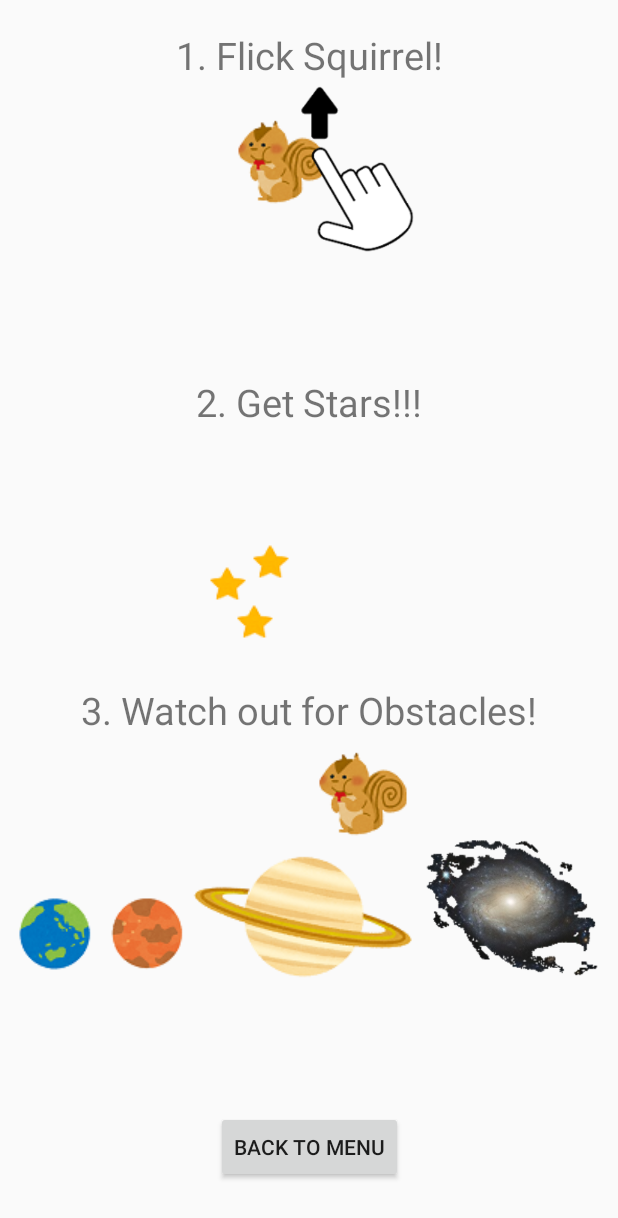
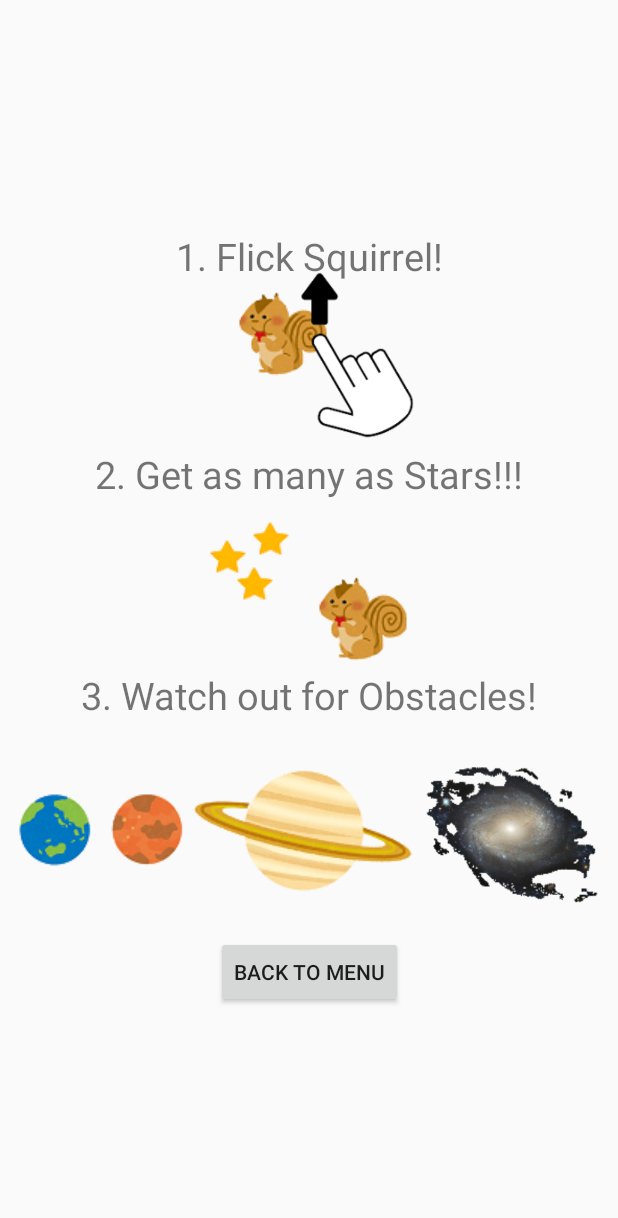
Before and after one commit to minori5214/shootingsquirrel, an Android app: the MenuActivity screen opened directly, with no data from a screen before it, after a tap on "HOW TO PLAY", on a phone screen of 412 x 824 dp. Shown: the top 1218 px of the screen. Run offline under Robolectric (Android 15) with nearby library versions, the phone set to English and light mode, and no system bars; 1 statement that could not run was skipped.

Commit message:
Fixed layout error

```diff
--- a/app/src/main/res/layout/activity_credit.xml
+++ b/app/src/main/res/layout/activity_credit.xml
@@ -16,9 +16,8 @@ tools:context="com.giraffe.minori.squirrelshooting.MenuActivity">
         app:layout_constraintLeft_toLeftOf="parent"
         android:layout_marginRight="8sp"
         app:layout_constraintRight_toRightOf="parent"
-        android:layout_marginTop="8sp"
+        android:layout_marginTop="80sp"
         android:layout_marginBottom="8sp"
-        app:layout_constraintVertical_bias="0.73"
         app:layout_constraintTop_toTopOf="parent"
         app:layout_constraintBottom_toTopOf="@+id/cre_mao" />
 
@@ -34,7 +33,6 @@ tools:context="com.giraffe.minori.squirrelshooting.MenuActivity">
         app:layout_constraintRight_toRightOf="parent"
         android:layout_marginTop="8sp"
         android:layout_marginBottom="138sp"
-        app:layout_constraintVertical_bias="0.73"
         app:layout_constraintBottom_toTopOf="@+id/menu" />
 
     <Button
@@ -49,8 +47,7 @@ tools:context="com.giraffe.minori.squirrelshooting.MenuActivity">
         app:layout_constraintBottom_toBottomOf="parent"
         android:layout_marginBottom="8sp"
         app:layout_constraintHorizontal_bias="0.502"
-        android:layout_marginTop="8sp"
-        app:layout_constraintTop_toTopOf="parent"
-        app:layout_constraintVertical_bias="0.856" />
+        android:layout_marginTop="400sp"
+        app:layout_constraintTop_toTopOf="parent" />
 
 </android.support.constraint.ConstraintLayout>
--- a/app/src/main/res/layout/activity_howtoplay.xml
+++ b/app/src/main/res/layout/activity_howtoplay.xml
@@ -16,12 +16,12 @@
         app:layout_constraintLeft_toLeftOf="parent"
         android:layout_marginRight="8sp"
         app:layout_constraintRight_toRightOf="parent"
-        android:layout_marginTop="8sp"
-        android:layout_marginBottom="8sp"
+        android:layout_marginTop="8dp"
+        android:layout_marginBottom="500sp"
         app:layout_constraintTop_toTopOf="parent"
         app:layout_constraintBottom_toBottomOf="parent"
-        app:layout_constraintVertical_bias="0.015"
-        app:layout_constraintHorizontal_bias="0.502" />
+        app:layout_constraintHorizontal_bias="0.502"
+        app:layout_constraintVertical_bias="0.517" />
 
     <ImageView
         android:layout_width="wrap_content"
@@ -29,15 +29,14 @@
         android:id="@+id/squirrel"
         android:src="@drawable/squirrel"
         app:layout_constraintLeft_toLeftOf="parent"
-        android:layout_marginTop="8sp"
+        android:layout_marginTop="50sp"
         app:layout_constraintBottom_toBottomOf="parent"
-        android:layout_marginBottom="8sp"
-        app:layout_constraintVertical_bias="0.024"
+        android:layout_marginBottom="430sp"
         android:layout_marginLeft="8sp"
-        app:layout_constraintTop_toBottomOf="@+id/flick"
         android:layout_marginRight="8sp"
         app:layout_constraintRight_toRightOf="parent"
-        app:layout_constraintHorizontal_bias="0.447"/>
+        app:layout_constraintHorizontal_bias="0.448"
+        app:layout_constraintTop_toTopOf="parent" />
 
     <ImageView
         android:layout_width="79sp"
@@ -45,15 +44,14 @@
         android:id="@+id/flickhand"
         android:src="@drawable/flickhand"
         app:layout_constraintLeft_toLeftOf="parent"
-        android:layout_marginTop="0sp"
+        android:layout_marginTop="60sp"
         app:layout_constraintBottom_toBottomOf="parent"
-        android:layout_marginBottom="8sp"
-        app:layout_constraintVertical_bias="0.0"
+        android:layout_marginBottom="410sp"
         android:layout_marginLeft="8sp"
-        app:layout_constraintTop_toBottomOf="@+id/flick"
         android:layout_marginRight="8sp"
         app:layout_constraintRight_toRightOf="parent"
-        app:layout_constraintHorizontal_bias="0.597" />
+        app:layout_constraintHorizontal_bias="0.598"
+        app:layout_constraintTop_toTopOf="parent" />
 
     <TextView
         android:layout_width="wrap_content"
@@ -66,10 +64,10 @@
         android:layout_marginRight="8sp"
         app:layout_constraintRight_toRightOf="parent"
         android:layout_marginTop="8sp"
-        android:layout_marginBottom="8sp"
+        android:layout_marginBottom="200sp"
         app:layout_constraintTop_toTopOf="parent"
         app:layout_constraintBottom_toBottomOf="parent"
-        app:layout_constraintVertical_bias="0.314" />
+        />
 
     <ImageView
         android:layout_width="wrap_content"
@@ -78,11 +76,13 @@
         android:src="@drawable/squirrel"
         app:layout_constraintLeft_toLeftOf="parent"
         app:layout_constraintBottom_toBottomOf="parent"
+        android:layout_marginTop="266sp"
         android:layout_marginBottom="266sp"
         android:layout_marginLeft="8sp"
         android:layout_marginRight="8sp"
         app:layout_constraintRight_toRightOf="parent"
-        app:layout_constraintHorizontal_bias="0.607" />
+        app:layout_constraintHorizontal_bias="0.607"
+        app:layout_constraintTop_toTopOf="parent" />
 
     <ImageView
         android:layout_width="wrap_content"
@@ -90,12 +90,14 @@
         android:id="@+id/star"
         android:src="@drawable/star"
         app:layout_constraintLeft_toLeftOf="parent"
-        android:layout_marginBottom="30sp"
+        android:layout_marginBottom="10sp"
         android:layout_marginLeft="8sp"
         android:layout_marginRight="8sp"
         app:layout_constraintRight_toRightOf="parent"
         app:layout_constraintHorizontal_bias="0.402"
-        app:layout_constraintBottom_toTopOf="@+id/watchout" />
+        app:layout_constraintBottom_toTopOf="@+id/watchout"
+        android:layout_marginTop="8dp"
+        app:layout_constraintTop_toBottomOf="@+id/getstar" />
 
     <ImageView
         android:layout_width="wrap_content"
@@ -103,12 +105,14 @@
         android:id="@+id/star2"
         android:src="@drawable/star"
         app:layout_constraintLeft_toLeftOf="parent"
-        android:layout_marginBottom="55sp"
+        android:layout_marginBottom="45sp"
         android:layout_marginLeft="8sp"
         android:layout_marginRight="8sp"
         app:layout_constraintRight_toRightOf="parent"
         app:layout_constraintHorizontal_bias="0.355"
-        app:layout_constraintBottom_toTopOf="@+id/watchout" />
+        app:layout_constraintBottom_toTopOf="@+id/watchout"
+        android:layout_marginTop="8dp"
+        app:layout_constraintTop_toBottomOf="@+id/getstar" />
 
     <ImageView
         android:layout_width="wrap_content"
@@ -121,7 +125,10 @@
         android:layout_marginRight="8sp"
         app:layout_constraintRight_toRightOf="parent"
         app:layout_constraintHorizontal_bias="0.431"
-        app:layout_constraintBottom_toTopOf="@+id/watchout" />
+        app:layout_constraintBottom_toTopOf="@+id/watchout"
+        android:layout_marginTop="8dp"
+        app:layout_constraintTop_toBottomOf="@+id/getstar"
+        app:layout_constraintVertical_bias="0.502" />
 
     <TextView
         android:layout_width="wrap_content"
@@ -133,11 +140,11 @@
         app:layout_constraintLeft_toLeftOf="parent"
         android:layout_marginRight="8sp"
         app:layout_constraintRight_toRightOf="parent"
-        android:layout_marginTop="8sp"
+        android:layout_marginTop="110sp"
         android:layout_marginBottom="8sp"
         app:layout_constraintTop_toTopOf="parent"
         app:layout_constraintBottom_toBottomOf="parent"
-        app:layout_constraintVertical_bias="0.579" />
+        />
 
     <ImageView
         android:layout_width="wrap_content"
@@ -146,10 +153,9 @@
         android:src="@drawable/earth"
         app:layout_constraintLeft_toLeftOf="parent"
         app:layout_constraintTop_toTopOf="parent"
-        android:layout_marginTop="8sp"
+        android:layout_marginTop="290sp"
         app:layout_constraintBottom_toBottomOf="parent"
         android:layout_marginBottom="8sp"
-        app:layout_constraintVertical_bias="0.778"
         app:layout_constraintRight_toLeftOf="@+id/mars"
         android:layout_marginLeft="8sp" />
 
@@ -161,10 +167,9 @@
         android:layout_marginLeft="8sp"
         app:layout_constraintLeft_toRightOf="@+id/earth"
         app:layout_constraintTop_toTopOf="parent"
-        android:layout_marginTop="8sp"
+        android:layout_marginTop="290sp"
         app:layout_constraintBottom_toBottomOf="parent"
         android:layout_marginBottom="8sp"
-        app:layout_constraintVertical_bias="0.778"
         app:layout_constraintRight_toLeftOf="@+id/saturn" />
 
     <ImageView
@@ -174,10 +179,9 @@
         android:src="@drawable/saturn"
         app:layout_constraintLeft_toRightOf="@+id/mars"
         app:layout_constraintTop_toTopOf="parent"
-        android:layout_marginTop="8sp"
+        android:layout_marginTop="290sp"
         app:layout_constraintBottom_toBottomOf="parent"
         android:layout_marginBottom="8sp"
-        app:layout_constraintVertical_bias="0.778"
         app:layout_constraintRight_toLeftOf="@+id/blackhall" />
 
     <ImageView
@@ -188,10 +192,9 @@
         app:layout_constraintLeft_toRightOf="@+id/saturn"
         app:layout_constraintRight_toRightOf="parent"
         app:layout_constraintTop_toTopOf="parent"
-        android:layout_marginTop="8sp"
+        android:layout_marginTop="290sp"
         app:layout_constraintBottom_toBottomOf="parent"
         android:layout_marginBottom="8sp"
-        app:layout_constraintVertical_bias="0.778"
         android:layout_marginRight="8sp" />
 
     <Button
@@ -202,9 +205,8 @@
         app:layout_constraintRight_toRightOf="parent"
         app:layout_constraintBottom_toBottomOf="parent"
         android:layout_marginBottom="8sp"
-        android:layout_marginTop="8sp"
+        android:layout_marginTop="480sp"
         app:layout_constraintTop_toTopOf="parent"
-        app:layout_constraintVertical_bias="0.964"
         android:layout_marginLeft="8sp"
         app:layout_constraintLeft_toLeftOf="parent"
         android:layout_marginRight="8sp"
--- a/app/src/main/res/values/strings.xml
+++ b/app/src/main/res/values/strings.xml
@@ -4,7 +4,7 @@
     <string name="gamestart">Game Start</string>
     <string name="howtoplay">How to Play</string>
     <string name="flick">1. Flick Squirrel!</string>
-    <string name="getstar">2. Get Stars!!!</string>
+    <string name="getstar">2. Get as many as Stars!!!</string>
     <string name="watchout">3. Watch out for Obstacles!</string>
     <string name="menu">Back to Menu</string>
     <string name="credit">Credit</string>
```
Also changed, not shown: 1 other file.
